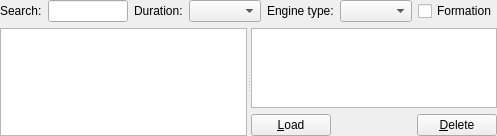
till213/SkyDolly, file src/Plugins/Module/Logbook/src/LogbookWidget.ui: the form before one commit.
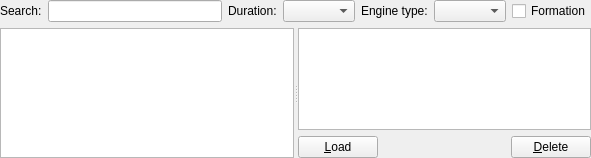
The form after the commit.

Commit message: Improve TAB order

```diff
--- a/src/Plugins/Module/Logbook/src/LogbookWidget.ui
+++ b/src/Plugins/Module/Logbook/src/LogbookWidget.ui
@@ -6,8 +6,8 @@
    <rect>
     <x>0</x>
     <y>0</y>
-    <width>494</width>
-    <height>136</height>
+    <width>591</width>
+    <height>158</height>
    </rect>
   </property>
   <property name="windowTitle">
```
Left out of the diff: 10 changed lines with no effect on the pictures. The commit also changes 3 other files.
